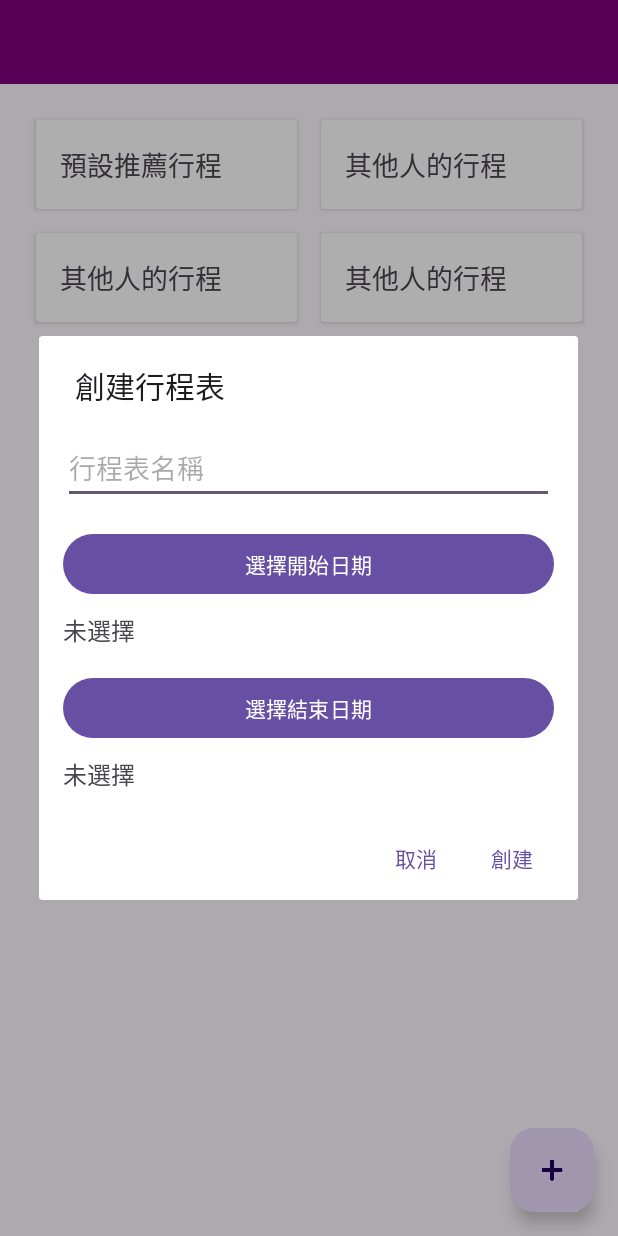
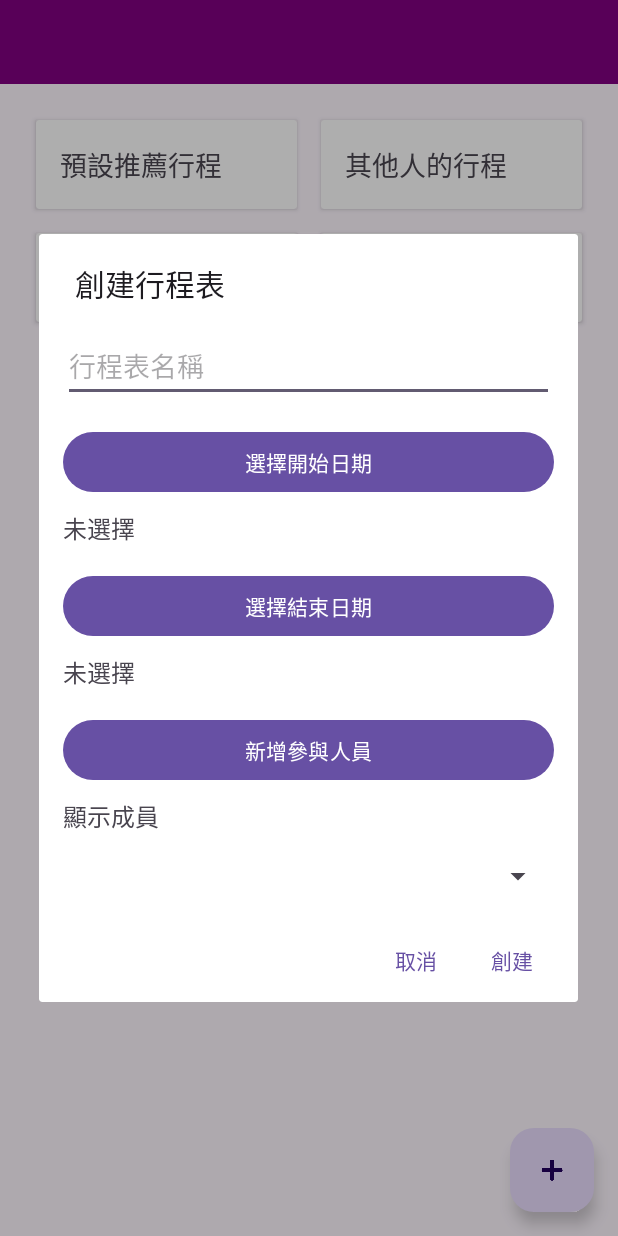
Before and after one commit to 01157121/software-project, an Android app: the LobbyActivity screen opened directly, with no data from a screen before it, after a tap on an icon or button, on a phone screen of 412 x 824 dp. Run offline under Robolectric (Android 15) with nearby library versions, the phone set to English and light mode, and no system bars; our stand-ins replace Firebase (no records; nobody signed in at launch, a user with empty details on screens opened directly).

Commit message:
新增成員功能 新增簡易分帳

```diff
--- a/project_android/app/src/main/java/com/example/project_android/SchedulePagerAdapter.kt
+++ b/project_android/app/src/main/java/com/example/project_android/SchedulePagerAdapter.kt
@@ -6,7 +6,7 @@ import androidx.fragment.app.FragmentActivity
 import androidx.viewpager2.adapter.FragmentStateAdapter
 import java.util.*
 
-class SchedulePagerAdapter(fragmentActivity: FragmentActivity, private val dateList: List<Date>) : FragmentStateAdapter(fragmentActivity) {
+class SchedulePagerAdapter(fragmentActivity: FragmentActivity, private val dateList: List<Date>, private  val MemberList: ArrayList<String>) : FragmentStateAdapter(fragmentActivity) {
 
     override fun getItemCount(): Int {
         return dateList.size
@@ -14,6 +14,7 @@ class SchedulePagerAdapter(fragmentActivity: FragmentActivity, private val dateL
 
     override fun createFragment(position: Int): Fragment {
         val date = dateList[position]
-        return ScheduleFragment.newInstance(date)
+        val MemberList = MemberList
+        return ScheduleFragment.newInstance(date,MemberList)
     }
 }
--- a/project_android/app/src/main/res/layout/dialog_create_schedule.xml
+++ b/project_android/app/src/main/res/layout/dialog_create_schedule.xml
@@ -39,5 +39,26 @@
         android:text="未選擇"
         android:textSize="16sp"
         android:layout_marginTop="8dp" />
-
+    <!-- 新增參與成員按鈕 -->
+    <Button
+        android:id="@+id/AddNewMenber"
+        android:layout_width="match_parent"
+        android:layout_height="wrap_content"
+        android:text="新增參與人員"
+        android:layout_marginTop="16dp" />
+    <!-- 顯示成員提示文字 -->
+    <TextView
+        android:id="@+id/ShowMember"
+        android:layout_width="wrap_content"
+        android:layout_height="wrap_content"
+        android:text="顯示成員"
+        android:textSize="16sp"
+        android:layout_marginTop="8dp" />
+    <!-- 顯示成員的下拉式選單 -->
+    <Spinner
+        android:id="@+id/member_spinner"
+        android:layout_width="match_parent"
+        android:layout_height="wrap_content"
+        android:layout_marginTop="16dp"
+        android:spinnerMode="dropdown" />
 </LinearLayout>
```
Also changed, not shown: project_android/app/src/main/res/layout/dialog_add_member.xml (added, +24 -0 lines), project_android/app/src/main/res/layout/dialog_split_bill.xml (added, +78 -0 lines), project_android/app/src/main/res/layout/fragment_schedule.xml (+14 -1 lines), project_android/app/src/main/res/layout/item_who_owes.xml (added, +21 -0 lines).
